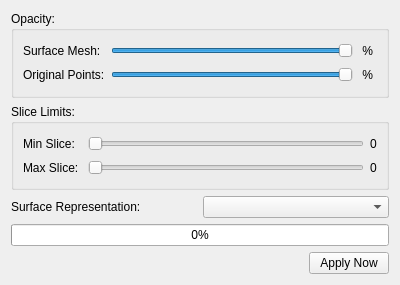
Old version of the form rtUI/EPOptions.ui in the repository pengwg/vurtigo.
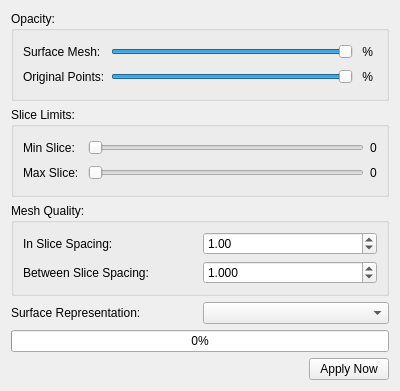
New version of the form.

Commit message:
Added the variable mesh quality to the EP object BugID:708 Analysis:
Resolution:

Reviewed by:

Patch:
```diff
--- a/rtUI/EPOptions.ui
+++ b/rtUI/EPOptions.ui
@@ -7,7 +7,7 @@
     <x>0</x>
     <y>0</y>
     <width>400</width>
-    <height>285</height>
+    <height>391</height>
    </rect>
   </property>
   <property name="windowTitle">
@@ -128,6 +128,64 @@
      </layout>
     </widget>
    </item>
+   <item>
+    <widget class="QGroupBox" name="groupBox_2">
+     <property name="title">
+      <string>Mesh Quality:</string>
+     </property>
+     <layout class="QGridLayout" name="gridLayout_3">
+      <item row="0" column="1">
+       <widget class="QDoubleSpinBox" name="inSliceSpace">
+        <property name="minimum">
+         <double>0.500000000000000</double>
+        </property>
+        <property name="maximum">
+         <double>5.000000000000000</double>
+        </property>
+        <property name="singleStep">
+         <double>0.100000000000000</double>
+        </property>
+        <property name="value">
+         <double>1.000000000000000</double>
+        </property>
+       </widget>
+      </item>
+      <item row="0" column="0">
+       <widget class="QLabel" name="label_6">
+        <property name="text">
+         <string>In Slice Spacing:</string>
+        </property>
+       </widget>
+      </item>
+      <item row="1" column="1">
+       <widget class="QDoubleSpinBox" name="betweenSliceSpace">
+        <property name="decimals">
+         <number>3</number>
+        </property>
+        <property name="minimum">
+         <double>0.025000000000000</double>
+        </property>
+        <property name="maximum">
+         <double>2.000000000000000</double>
+        </property>
+        <property name="singleStep">
+         <double>0.025000000000000</double>
+        </property>
+        <property name="value">
+         <double>1.000000000000000</double>
+        </property>
+       </widget>
+      </item>
+      <item row="1" column="0">
+       <widget class="QLabel" name="label_7">
+        <property name="text">
+         <string>Between Slice Spacing:</string>
+        </property>
+       </widget>
+      </item>
+     </layout>
+    </widget>
+   </item>
    <item>
     <layout class="QHBoxLayout" name="horizontalLayout">
      <item>
```
The commit also changes 2 other files.
